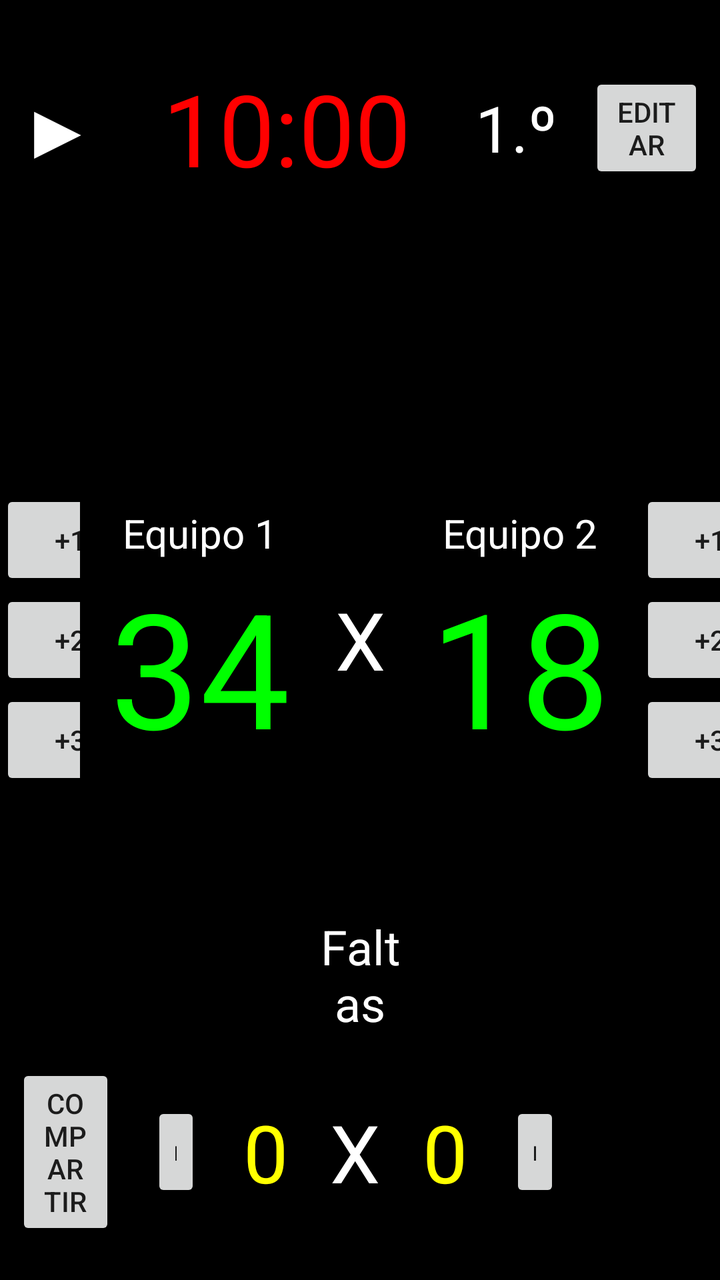
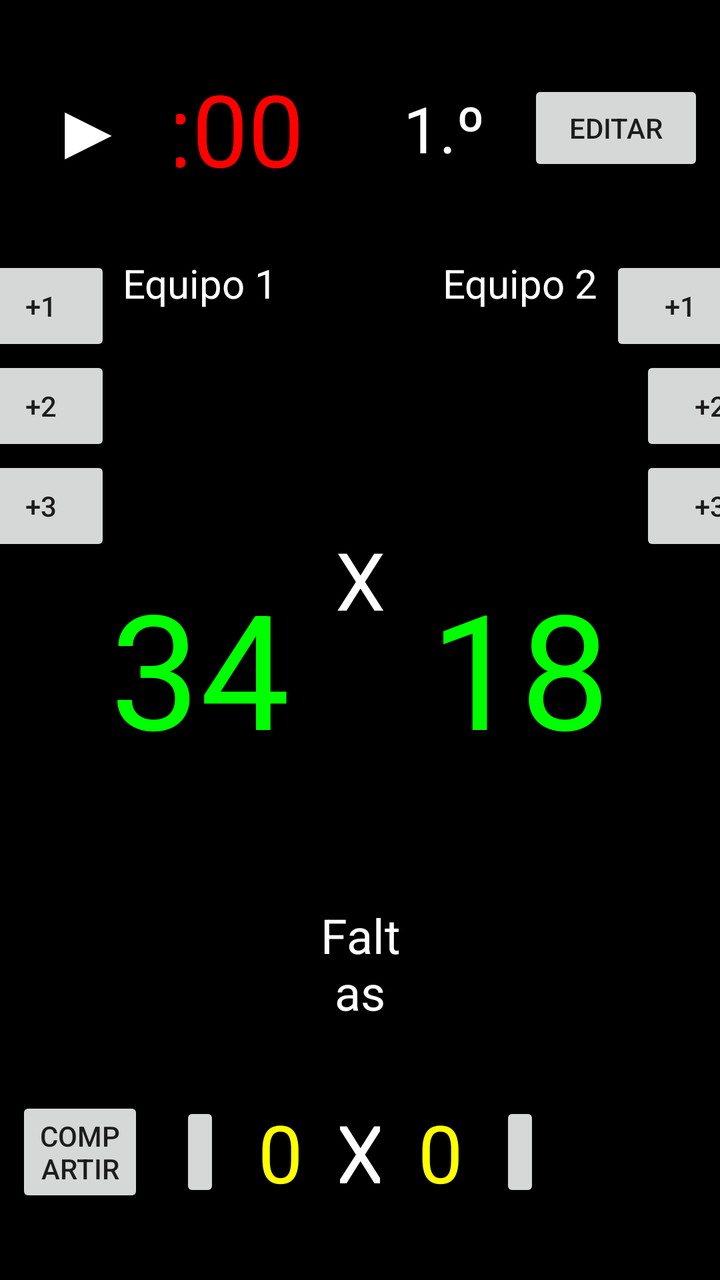

Screens rendered from an Android XML layout before and after an edit, with the pre-edit source and the edit as a unified diff.
<!-- AndroidManifest.xml: application theme Theme.Pantallas -->
<!-- res/layout/activity_horizontal.xml -->
<?xml version="1.0" encoding="utf-8"?>
<LinearLayout xmlns:android="http://schemas.android.com/apk/res/android"
    android:orientation="vertical"
    android:layout_width="match_parent"
    android:layout_height="match_parent"
    android:background="@color/black">

    <LinearLayout
        android:layout_width="match_parent"
        android:layout_height="0dp"
        android:layout_weight="1"
        android:orientation="horizontal"
        android:gravity="center_vertical">

        <Button
            android:layout_width="0dp"
            android:layout_height="wrap_content"
            android:layout_weight="1"
            android:text="▶"
            android:textColor="#FFFFFF"
            android:textSize="40sp"
            android:background="@color/black"
            />

        <TextView
            android:layout_width="0dp"
            android:layout_height="wrap_content"
            android:layout_weight="3"
            android:text="10:00"
            android:textColor="#FF0000"
            android:textSize="50sp"
            android:gravity="center" />

        <TextView
            android:layout_width="0dp"
            android:layout_height="wrap_content"
            android:layout_weight="1"
            android:text="1.º"
            android:textColor="#FFFFFF"
            android:textSize="32sp"
            android:gravity="center" />

        <Button
            android:layout_width="0dp"
            android:layout_height="wrap_content"
            android:layout_weight="1"
            android:text="EDITAR"
            android:layout_margin="8dp"/>

    </LinearLayout>

    <LinearLayout
        android:layout_width="match_parent"
        android:layout_height="0dp"
        android:layout_weight="3"
        android:orientation="horizontal"
        android:gravity="center">

        <LinearLayout
            android:layout_width="0dp"
            android:layout_weight="1"
            android:layout_height="wrap_content"
            android:orientation="vertical">

            <Button
                android:layout_width="70dp"
                android:layout_height="50dp"
                android:text="+1" />

            <Button
                android:layout_width="70dp"
                android:layout_height="50dp"
                android:text="+2" />

            <Button
                android:layout_width="70dp"
                android:layout_height="50dp"
                android:text="+3" />
        </LinearLayout>

        <LinearLayout
            android:layout_width="0dp"
            android:layout_weight="3"
            android:layout_height="wrap_content"
            android:gravity="center"
            android:orientation="vertical">

            <TextView
                android:layout_width="match_parent"
                android:layout_height="wrap_content"
                android:gravity="center"
                android:text="Equipo 1"
                android:textColor="@color/white"
                android:textSize="20sp"/>

            <TextView
                android:layout_width="match_parent"
                android:layout_height="wrap_content"
                android:layout_weight="1"
                android:gravity="center"
                android:text="34"
                android:textColor="#0F0"
                android:textSize="80sp" />

        </LinearLayout>

        <LinearLayout
            android:layout_width="0dp"
            android:layout_weight="1"
            android:layout_height="match_parent"
            android:gravity="center"
            android:orientation="vertical">

            <TextView
                android:layout_width="match_parent"
                android:layout_height="0dp"
                android:layout_weight="1"/>
        <TextView
            android:layout_width="match_parent"
            android:layout_weight="5"
            android:layout_height="0dp"
            android:text="X"
            android:textColor="#FFF"
            android:gravity="center"
            android:textSize="40sp"/>

            <TextView
                android:layout_width="match_parent"
                android:gravity="center"
                android:layout_height="0dp"
                android:layout_weight="1"
                android:text="Faltas"
                android:textColor="#FFFFFF"
                android:textSize="24sp" />

        </LinearLayout>

        <LinearLayout
            android:layout_width="0dp"
            android:layout_weight="3"
            android:layout_height="wrap_content"
            android:gravity="center"
            android:orientation="vertical">

            <TextView
                android:layout_width="match_parent"
                android:layout_height="wrap_content"
                android:gravity="center"
                android:text="Equipo 2"
                android:textSize="20sp"
                android:textColor="@color/white"/>

            <TextView
                android:layout_width="match_parent"
                android:layout_height="wrap_content"
                android:layout_weight="1"
                android:gravity="center"
                android:text="18"
                android:textColor="#0F0"
                android:textSize="80sp" />
        </LinearLayout>

        <LinearLayout
            android:layout_width="0dp"
            android:layout_weight="1"
            android:layout_height="wrap_content"
            android:orientation="vertical">

            <Button
                android:layout_width="70dp"
                android:layout_height="50dp"
                android:text="+1" />

            <Button
                android:layout_width="70dp"
                android:layout_height="50dp"
                android:text="+2" />

            <Button
                android:layout_width="70dp"
                android:layout_height="50dp"
                android:text="+3" />
        </LinearLayout>


    </LinearLayout>

    <LinearLayout
        android:layout_width="match_parent"
        android:layout_height="0dp"
        android:layout_weight="1"
        android:orientation="horizontal"
        android:gravity="center">
        <Button
            android:layout_width="0dp"
            android:layout_weight="2"
            android:layout_height="wrap_content"
            android:text="COMPARTIR"
            android:layout_margin="8dp"/>

        <Button
            android:layout_width="0dp"
            android:layout_weight="1"
            android:layout_height="50dp"
            android:text="+"
            android:layout_margin="10dp"/>

        <TextView
            android:layout_width="0dp"
            android:layout_weight="1"
            android:layout_height="wrap_content"
            android:text="0"
            android:textColor="#FFFF00"
            android:textSize="40sp"
            android:layout_margin="10dp"
            android:gravity="center"/>

        <TextView
            android:layout_width="0dp"
            android:layout_weight="1"
            android:layout_height="wrap_content"
            android:text="X"
            android:textColor="#FFFFFF"
            android:textSize="40sp"
            android:layout_margin="10dp"
            android:gravity="center"/>

        <TextView
            android:layout_width="0dp"
            android:layout_weight="1"
            android:layout_height="wrap_content"
            android:text="0"
            android:textColor="#FFFF00"
            android:textSize="40sp"
            android:layout_margin="10dp"
            android:gravity="center"/>

        <Button
            android:layout_width="0dp"
            android:layout_weight="1"
            android:layout_height="50dp"
            android:text="+"
            android:layout_margin="10dp"
            android:gravity="center"/>
        <TextView
            android:layout_width="0dp"
            android:layout_weight="2"
            android:layout_height="wrap_content"
            android:layout_margin="10dp"/>
    </LinearLayout>
</LinearLayout>
<!-- resources referenced by this layout -->
<resources>
  <color name="black">#FF000000</color>
  <color name="white">#FFFFFFFF</color>
  <style name="Theme.Pantallas" parent="android:Theme.Material.Light.NoActionBar" />
</resources>

<!-- the commit's change to res/layout/activity_horizontal.xml (unified diff, before → after) -->
@@ -1,251 +1,371 @@
 <?xml version="1.0" encoding="utf-8"?>
-<LinearLayout xmlns:android="http://schemas.android.com/apk/res/android"
-    android:orientation="vertical"
+<androidx.constraintlayout.widget.ConstraintLayout
+    xmlns:android="http://schemas.android.com/apk/res/android"
+    xmlns:app="http://schemas.android.com/apk/res-auto"
+    xmlns:tools="http://schemas.android.com/tools"
     android:layout_width="match_parent"
     android:layout_height="match_parent"
-    android:background="@color/black">
-
-    <LinearLayout
-        android:layout_width="match_parent"
+    android:background="@color/black"
+    tools:context=".MainActivity">
+
+
+
+    <androidx.constraintlayout.widget.Guideline
+        android:id="@+id/linea_superior"
+        android:layout_width="wrap_content"
+        android:layout_height="wrap_content"
+        android:orientation="horizontal"
+        app:layout_constraintGuide_percent="0.20" />
+
+    <androidx.constraintlayout.widget.Guideline
+        android:id="@+id/linea_inferior"
+        android:layout_width="wrap_content"
+        android:layout_height="wrap_content"
+        android:orientation="horizontal"
+        app:layout_constraintGuide_percent="0.80" />
+
+
+
+    <androidx.constraintlayout.widget.Guideline
+        android:id="@+id/centro_1"
+        android:layout_width="wrap_content"
+        android:layout_height="wrap_content"
+        android:orientation="vertical"
+        app:layout_constraintGuide_percent="0.1111" />
+
+    <androidx.constraintlayout.widget.Guideline
+        android:id="@+id/centro_2"
+        android:layout_width="wrap_content"
+        android:layout_height="wrap_content"
+        android:orientation="vertical"
+        app:layout_constraintGuide_percent="0.4444" />
+
+    <androidx.constraintlayout.widget.Guideline
+        android:id="@+id/centro_3"
+        android:layout_width="wrap_content"
+        android:layout_height="wrap_content"
+        android:orientation="vertical"
+        app:layout_constraintGuide_percent="0.5556" />
+
+    <androidx.constraintlayout.widget.Guideline
+        android:id="@+id/centro_4"
+        android:layout_width="wrap_content"
+        android:layout_height="wrap_content"
+        android:orientation="vertical"
+        app:layout_constraintGuide_percent="0.8889" />
+
+
+
+    <Button
+        android:id="@+id/btn_play"
+        android:layout_width="wrap_content"
+        android:layout_height="wrap_content"
+        android:text="▶"
+        android:textColor="#FFFFFF"
+        android:textSize="40sp"
+        android:background="@color/black"
+        app:layout_constraintStart_toStartOf="parent"
+        app:layout_constraintTop_toTopOf="parent"
+        app:layout_constraintBottom_toTopOf="@id/linea_superior" />
+
+    <TextView
+        android:id="@+id/temporizador"
+        android:layout_width="wrap_content"
+        android:layout_height="wrap_content"
+        android:text="10:00"
+        android:textColor="#FF0000"
+        android:textSize="50sp"
+        android:gravity="center"
+        app:layout_constraintStart_toStartOf="parent"
+        app:layout_constraintEnd_toStartOf="@id/primer_cuarto"
+        app:layout_constraintTop_toTopOf="parent"
+        app:layout_constraintBottom_toTopOf="@id/linea_superior" />
+
+    <TextView
+        android:id="@+id/version"
+        android:layout_width="wrap_content"
+        android:layout_height="wrap_content"
+        android:text="1.º"
+        android:textColor="#FFFFFF"
+        android:textSize="32sp"
+        android:gravity="center"
+        app:layout_constraintStart_toEndOf="@id/primer_cuarto"
+        app:layout_constraintEnd_toStartOf="@id/btn_editar"
+        app:layout_constraintTop_toTopOf="parent"
+        app:layout_constraintBottom_toTopOf="@id/linea_superior" />
+
+    <androidx.constraintlayout.widget.Guideline
+        android:id="@+id/primer_cuarto"
+        android:layout_width="wrap_content"
+        android:layout_height="wrap_content"
+        android:orientation="vertical"
+        app:layout_constraintGuide_percent="0.50" />
+
+    <Button
+        android:id="@+id/btn_editar"
+        android:layout_width="wrap_content"
+        android:layout_height="wrap_content"
+        android:text="EDITAR"
+        android:layout_margin="8dp"
+        app:layout_constraintEnd_toEndOf="parent"
+        app:layout_constraintTop_toTopOf="parent"
+        app:layout_constraintBottom_toTopOf="@id/linea_superior" />
+
+
+
+    <Button
+        android:id="@+id/equipo1_plus1"
+        android:layout_width="70dp"
+        android:layout_height="50dp"
+        android:text="+1"
+        app:layout_constraintStart_toStartOf="parent"
+        app:layout_constraintEnd_toEndOf="@id/centro_1"
+        app:layout_constraintTop_toTopOf="@id/linea_superior" />
+
+    <Button
+        android:id="@+id/equipo1_plus2"
+        android:layout_width="70dp"
+        android:layout_height="50dp"
+        android:text="+2"
+        app:layout_constraintStart_toStartOf="parent"
+        app:layout_constraintEnd_toEndOf="@id/centro_1"
+        app:layout_constraintTop_toBottomOf="@id/equipo1_plus1" />
+
+    <Button
+        android:id="@+id/equipo1_plus3"
+        android:layout_width="70dp"
+        android:layout_height="50dp"
+        android:text="+3"
+        app:layout_constraintStart_toStartOf="parent"
+        app:layout_constraintEnd_toEndOf="@id/centro_1"
+        app:layout_constraintTop_toBottomOf="@id/equipo1_plus2" />
+
+
+
+    <TextView
+        android:id="@+id/equipo1"
+        android:layout_width="0dp"
+        android:layout_height="wrap_content"
+        android:text="Equipo 1"
+        android:textColor="@color/white"
+        android:textSize="20sp"
+        android:gravity="center"
+        app:layout_constraintStart_toStartOf="@id/centro_1"
+        app:layout_constraintEnd_toEndOf="@id/centro_2"
+        app:layout_constraintTop_toTopOf="@id/linea_superior" />
+
+    <TextView
+        android:id="@+id/marcador1"
+        android:layout_width="0dp"
+        android:layout_height="wrap_content"
+        android:text="34"
+        android:textColor="#0F0"
+        android:textSize="80sp"
+        android:gravity="center"
+        app:layout_constraintStart_toStartOf="@id/centro_1"
+        app:layout_constraintEnd_toEndOf="@id/centro_2"
+        app:layout_constraintTop_toBottomOf="@id/equipo1"
+        app:layout_constraintBottom_toBottomOf="@id/linea_inferior" />
+
+
+    <TextView
+        android:id="@+id/x_central"
+        android:layout_width="0dp"
         android:layout_height="0dp"
-        android:layout_weight="1"
-        android:orientation="horizontal"
-        android:gravity="center_vertical">
-
-        <Button
-            android:layout_width="0dp"
-            android:layout_height="wrap_content"
-            android:layout_weight="1"
-            android:text="▶"
-            android:textColor="#FFFFFF"
-            android:textSize="40sp"
-            android:background="@color/black"
-            />
-
-        <TextView
-            android:layout_width="0dp"
-            android:layout_height="wrap_content"
-            android:layout_weight="3"
-            android:text="10:00"
-            android:textColor="#FF0000"
-            android:textSize="50sp"
-            android:gravity="center" />
-
-        <TextView
-            android:layout_width="0dp"
-            android:layout_height="wrap_content"
-            android:layout_weight="1"
-            android:text="1.º"
-            android:textColor="#FFFFFF"
-            android:textSize="32sp"
-            android:gravity="center" />
-
-        <Button
-            android:layout_width="0dp"
-            android:layout_height="wrap_content"
-            android:layout_weight="1"
-            android:text="EDITAR"
-            android:layout_margin="8dp"/>
-
-    </LinearLayout>
-
-    <LinearLayout
-        android:layout_width="match_parent"
-        android:layout_height="0dp"
-        android:layout_weight="3"
-        android:orientation="horizontal"
-        android:gravity="center">
-
-        <LinearLayout
-            android:layout_width="0dp"
-            android:layout_weight="1"
-            android:layout_height="wrap_content"
-            android:orientation="vertical">
-
-            <Button
-                android:layout_width="70dp"
-                android:layout_height="50dp"
-                android:text="+1" />
-
-            <Button
-                android:layout_width="70dp"
-                android:layout_height="50dp"
-                android:text="+2" />
-
-            <Button
-                android:layout_width="70dp"
-                android:layout_height="50dp"
-                android:text="+3" />
-        </LinearLayout>
-
-        <LinearLayout
-            android:layout_width="0dp"
-            android:layout_weight="3"
-            android:layout_height="wrap_content"
-            android:gravity="center"
-            android:orientation="vertical">
-
-            <TextView
-                android:layout_width="match_parent"
-                android:layout_height="wrap_content"
-                android:gravity="center"
-                android:text="Equipo 1"
-                android:textColor="@color/white"
-                android:textSize="20sp"/>
-
-            <TextView
-                android:layout_width="match_parent"
-                android:layout_height="wrap_content"
-                android:layout_weight="1"
-                android:gravity="center"
-                android:text="34"
-                android:textColor="#0F0"
-                android:textSize="80sp" />
-
-        </LinearLayout>
-
-        <LinearLayout
-            android:layout_width="0dp"
-            android:layout_weight="1"
-            android:layout_height="match_parent"
-            android:gravity="center"
-            android:orientation="vertical">
-
-            <TextView
-                android:layout_width="match_parent"
-                android:layout_height="0dp"
-                android:layout_weight="1"/>
-        <TextView
-            android:layout_width="match_parent"
-            android:layout_weight="5"
-            android:layout_height="0dp"
-            android:text="X"
-            android:textColor="#FFF"
-            android:gravity="center"
-            android:textSize="40sp"/>
-
-            <TextView
-                android:layout_width="match_parent"
-                android:gravity="center"
-                android:layout_height="0dp"
-                android:layout_weight="1"
-                android:text="Faltas"
-                android:textColor="#FFFFFF"
-                android:textSize="24sp" />
-
-        </LinearLayout>
-
-        <LinearLayout
-            android:layout_width="0dp"
-            android:layout_weight="3"
-            android:layout_height="wrap_content"
-            android:gravity="center"
-            android:orientation="vertical">
-
-            <TextView
-                android:layout_width="match_parent"
-                android:layout_height="wrap_content"
-                android:gravity="center"
-                android:text="Equipo 2"
-                android:textSize="20sp"
-                android:textColor="@color/white"/>
-
-            <TextView
-                android:layout_width="match_parent"
-                android:layout_height="wrap_content"
-                android:layout_weight="1"
-                android:gravity="center"
-                android:text="18"
-                android:textColor="#0F0"
-                android:textSize="80sp" />
-        </LinearLayout>
-
-        <LinearLayout
-            android:layout_width="0dp"
-            android:layout_weight="1"
-            android:layout_height="wrap_content"
-            android:orientation="vertical">
-
-            <Button
-                android:layout_width="70dp"
-                android:layout_height="50dp"
-                android:text="+1" />
-
-            <Button
-                android:layout_width="70dp"
-                android:layout_height="50dp"
-                android:text="+2" />
-
-            <Button
-                android:layout_width="70dp"
-                android:layout_height="50dp"
-                android:text="+3" />
-        </LinearLayout>
-
-
-    </LinearLayout>
-
-    <LinearLayout
-        android:layout_width="match_parent"
-        android:layout_height="0dp"
-        android:layout_weight="1"
-        android:orientation="horizontal"
-        android:gravity="center">
-        <Button
-            android:layout_width="0dp"
-            android:layout_weight="2"
-            android:layout_height="wrap_content"
-            android:text="COMPARTIR"
-            android:layout_margin="8dp"/>
-
-        <Button
-            android:layout_width="0dp"
-            android:layout_weight="1"
-            android:layout_height="50dp"
-            android:text="+"
-            android:layout_margin="10dp"/>
-
-        <TextView
-            android:layout_width="0dp"
-            android:layout_weight="1"
-            android:layout_height="wrap_content"
-            android:text="0"
-            android:textColor="#FFFF00"
-            android:textSize="40sp"
-            android:layout_margin="10dp"
-            android:gravity="center"/>
-
-        <TextView
-            android:layout_width="0dp"
-            android:layout_weight="1"
-            android:layout_height="wrap_content"
-            android:text="X"
-            android:textColor="#FFFFFF"
-            android:textSize="40sp"
-            android:layout_margin="10dp"
-            android:gravity="center"/>
-
-        <TextView
-            android:layout_width="0dp"
-            android:layout_weight="1"
-            android:layout_height="wrap_content"
-            android:text="0"
-            android:textColor="#FFFF00"
-            android:textSize="40sp"
-            android:layout_margin="10dp"
-            android:gravity="center"/>
-
-        <Button
-            android:layout_width="0dp"
-            android:layout_weight="1"
-            android:layout_height="50dp"
-            android:text="+"
-            android:layout_margin="10dp"
-            android:gravity="center"/>
-        <TextView
-            android:layout_width="0dp"
-            android:layout_weight="2"
-            android:layout_height="wrap_content"
-            android:layout_margin="10dp"/>
-    </LinearLayout>
-</LinearLayout>
+        android:text="X"
+        android:textColor="#FFF"
+        android:gravity="center"
+        android:textSize="40sp"
+        app:layout_constraintStart_toStartOf="@id/centro_2"
+        app:layout_constraintEnd_toEndOf="@id/centro_3"
+        app:layout_constraintTop_toTopOf="@id/linea_superior"
+        app:layout_constraintBottom_toTopOf="@id/faltas_centro" />
+
+    <TextView
+        android:id="@+id/faltas_centro"
+        android:layout_width="0dp"
+        android:layout_height="wrap_content"
+        android:text="Faltas"
+        android:textColor="#FFFFFF"
+        android:textSize="24sp"
+        android:gravity="center"
+        app:layout_constraintStart_toStartOf="@id/centro_2"
+        app:layout_constraintEnd_toEndOf="@id/centro_3"
+        app:layout_constraintTop_toBottomOf="@id/x_central"
+        app:layout_constraintBottom_toBottomOf="@id/linea_inferior" />
+
+
+    <TextView
+        android:id="@+id/equipo2"
+        android:layout_width="0dp"
+        android:layout_height="wrap_content"
+        android:text="Equipo 2"
+        android:textSize="20sp"
+        android:textColor="@color/white"
+        android:gravity="center"
+        app:layout_constraintStart_toStartOf="@id/centro_3"
+        app:layout_constraintEnd_toEndOf="@id/centro_4"
+        app:layout_constraintTop_toTopOf="@id/linea_superior" />
+
+    <TextView
+        android:id="@+id/marcador2"
+        android:layout_width="0dp"
+        android:layout_height="wrap_content"
+        android:text="18"
+        android:textColor="#0F0"
+        android:textSize="80sp"
+        android:gravity="center"
+        app:layout_constraintStart_toStartOf="@id/centro_3"
+        app:layout_constraintEnd_toEndOf="@id/centro_4"
+        app:layout_constraintTop_toBottomOf="@id/equipo2"
+        app:layout_constraintBottom_toBottomOf="@id/linea_inferior" />
+
+
+    <Button
+        android:id="@+id/equipo2_plus1"
+        android:layout_width="70dp"
+        android:layout_height="50dp"
+        android:text="+1"
+        app:layout_constraintStart_toStartOf="@id/centro_4"
+        app:layout_constraintEnd_toEndOf="parent"
+        app:layout_constraintTop_toTopOf="@id/linea_superior" />
+
+    <Button
+        android:id="@+id/equipo2_plus2"
+        android:layout_width="70dp"
+        android:layout_height="50dp"
+        android:text="+2"
+        app:layout_constraintStart_toStartOf="@id/centro_4"
+        android:layout_marginTop="0dp"
+        app:layout_constraintTop_toBottomOf="@id/equipo2_plus1" />
+
+    <Button
+        android:id="@+id/equipo2_plus3"
+        android:layout_width="70dp"
+        android:layout_height="50dp"
+        android:text="+3"
+        app:layout_constraintStart_toStartOf="@id/centro_4"
+        app:layout_constraintTop_toBottomOf="@id/equipo2_plus2" />
+
+
+
+    <androidx.constraintlayout.widget.Guideline
+        android:id="@+id/inferior_1"
+        android:layout_width="wrap_content"
+        android:layout_height="wrap_content"
+        android:orientation="vertical"
+        app:layout_constraintGuide_percent="0.2222" />
+
+    <androidx.constraintlayout.widget.Guideline
+        android:id="@+id/inferior_2"
+        android:layout_width="wrap_content"
+        android:layout_height="wrap_content"
+        android:orientation="vertical"
+        app:layout_constraintGuide_percent="0.3333" />
+
+    <androidx.constraintlayout.widget.Guideline
+        android:id="@+id/inferior_3"
+        android:layout_width="wrap_content"
+        android:layout_height="wrap_content"
+        android:orientation="vertical"
+        app:layout_constraintGuide_percent="0.4444" />
+
+    <androidx.constraintlayout.widget.Guideline
+        android:id="@+id/inferior_4"
+        android:layout_width="wrap_content"
+        android:layout_height="wrap_content"
+        android:orientation="vertical"
+        app:layout_constraintGuide_percent="0.5556" />
+
+    <androidx.constraintlayout.widget.Guideline
+        android:id="@+id/inferior_5"
+        android:layout_width="wrap_content"
+        android:layout_height="wrap_content"
+        android:orientation="vertical"
+        app:layout_constraintGuide_percent="0.6667" />
+
+    <androidx.constraintlayout.widget.Guideline
+        android:id="@+id/inferior_6"
+        android:layout_width="wrap_content"
+        android:layout_height="wrap_content"
+        android:orientation="vertical"
+        app:layout_constraintGuide_percent="0.7778" />
+
+
+    <Button
+        android:id="@+id/compartir"
+        android:layout_width="0dp"
+        android:layout_height="wrap_content"
+        android:text="COMPARTIR"
+        android:layout_margin="8dp"
+        app:layout_constraintStart_toStartOf="parent"
+        app:layout_constraintEnd_toEndOf="@id/inferior_1"
+        app:layout_constraintTop_toTopOf="@id/linea_inferior"
+        app:layout_constraintBottom_toBottomOf="parent" />
+
+    <Button
+        android:id="@+id/faltas_plus_izquierda"
+        android:layout_width="0dp"
+        android:layout_height="50dp"
+        android:text="+"
+        android:layout_margin="10dp"
+        app:layout_constraintStart_toStartOf="@id/inferior_1"
+        app:layout_constraintEnd_toEndOf="@id/inferior_2"
+        app:layout_constraintTop_toTopOf="@id/linea_inferior"
+        app:layout_constraintBottom_toBottomOf="parent" />
+
+    <TextView
+        android:id="@+id/faltas_0_izquierda"
+        android:layout_width="0dp"
+        android:layout_height="wrap_content"
+        android:text="0"
+        android:textColor="#FFFF00"
+        android:textSize="40sp"
+        android:layout_margin="10dp"
+        android:gravity="center"
+        app:layout_constraintStart_toStartOf="@id/inferior_2"
+        app:layout_constraintEnd_toEndOf="@id/inferior_3"
+        app:layout_constraintTop_toTopOf="@id/linea_inferior"
+        app:layout_constraintBottom_toBottomOf="parent" />
+
+    <TextView
+        android:id="@+id/faltas_x"
+        android:layout_width="0dp"
+        android:layout_height="wrap_content"
+        android:text="X"
+        android:textColor="#FFFFFF"
+        android:textSize="40sp"
+        android:layout_margin="10dp"
+        android:gravity="center"
+        app:layout_constraintStart_toStartOf="@id/inferior_3"
+        app:layout_constraintEnd_toEndOf="@id/inferior_4"
+        app:layout_constraintTop_toTopOf="@id/linea_inferior"
+        app:layout_constraintBottom_toBottomOf="parent" />
+
+    <TextView
+        android:id="@+id/faltas_0_derecha"
+        android:layout_width="0dp"
+        android:layout_height="wrap_content"
+        android:text="0"
+        android:textColor="#FFFF00"
+        android:textSize="40sp"
+        android:layout_margin="10dp"
+        android:gravity="center"
+        app:layout_constraintStart_toStartOf="@id/inferior_4"
+        app:layout_constraintEnd_toEndOf="@id/inferior_5"
+        app:layout_constraintTop_toTopOf="@id/linea_inferior"
+        app:layout_constraintBottom_toBottomOf="parent" />
+
+    <Button
+        android:id="@+id/faltas_plus_derecha"
+        android:layout_width="0dp"
+        android:layout_height="50dp"
+        android:text="+"
+        android:layout_margin="10dp"
+        android:gravity="center"
+        app:layout_constraintStart_toStartOf="@id/inferior_5"
+        app:layout_constraintEnd_toEndOf="@id/inferior_6"
+        app:layout_constraintTop_toTopOf="@id/linea_inferior"
+        app:layout_constraintBottom_toBottomOf="parent" />
+
+</androidx.constraintlayout.widget.ConstraintLayout>
